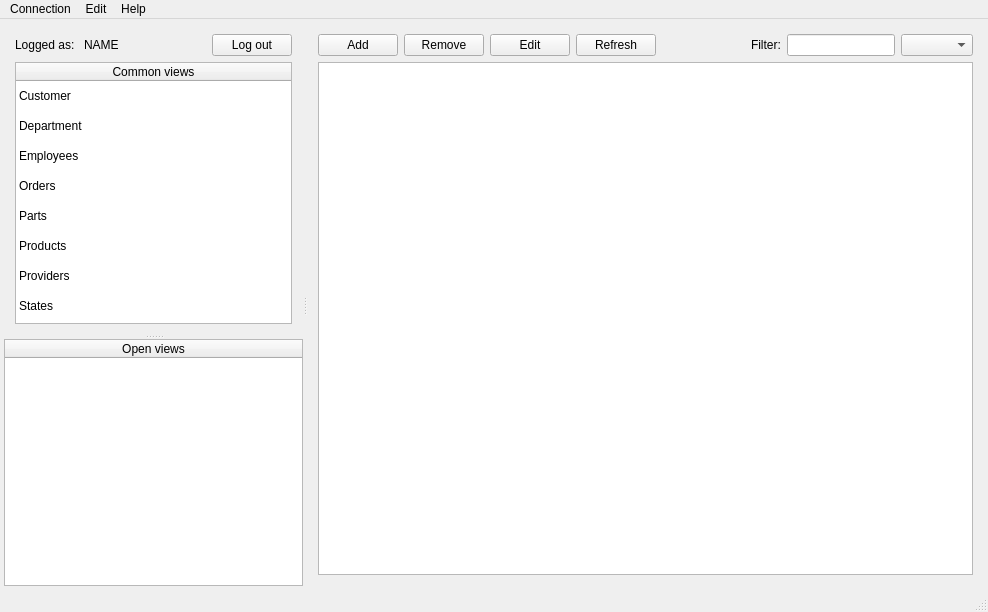
First picture: the form in dialogs/mainwindow.ui, repository Arquanite/KettleClient, before the edit.
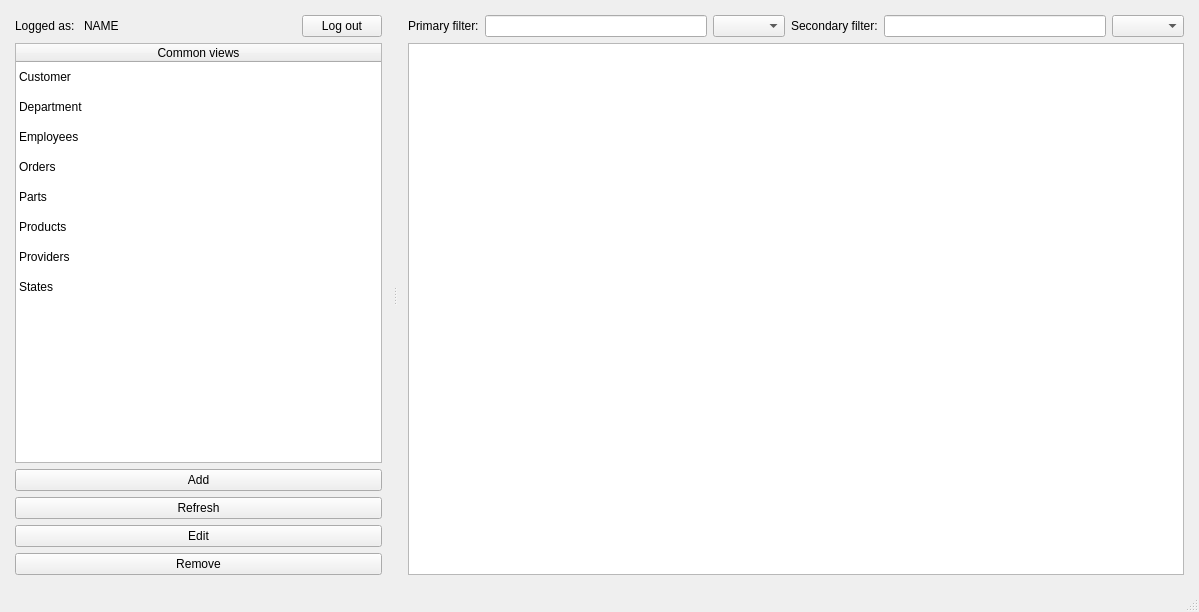
Second picture: the form after the edit.

What changed in the file:
```diff
--- a/dialogs/mainwindow.ui
+++ b/dialogs/mainwindow.ui
@@ -6,7 +6,7 @@
    <rect>
     <x>0</x>
     <y>0</y>
-    <width>988</width>
+    <width>1199</width>
     <height>612</height>
    </rect>
   </property>
@@ -198,74 +198,45 @@
            </item>
           </widget>
          </item>
+         <item>
+          <widget class="QPushButton" name="buttonAdd">
+           <property name="text">
+            <string>Add</string>
+           </property>
+          </widget>
+         </item>
+         <item>
+          <widget class="QPushButton" name="buttonRefresh">
+           <property name="text">
+            <string>Refresh</string>
+           </property>
+          </widget>
+         </item>
+         <item>
+          <widget class="QPushButton" name="buttonEdit">
+           <property name="text">
+            <string>Edit</string>
+           </property>
+          </widget>
+         </item>
+         <item>
+          <widget class="QPushButton" name="buttonRemove">
+           <property name="text">
+            <string>Remove</string>
+           </property>
+          </widget>
+         </item>
         </layout>
        </widget>
-       <widget class="QTableWidget" name="tableOpen">
-        <property name="selectionMode">
-         <enum>QAbstractItemView::SingleSelection</enum>
-        </property>
-        <property name="selectionBehavior">
-         <enum>QAbstractItemView::SelectRows</enum>
-        </property>
-        <attribute name="horizontalHeaderStretchLastSection">
-         <bool>true</bool>
-        </attribute>
-        <column>
-         <property name="text">
-          <string>Open views</string>
-         </property>
-        </column>
-       </widget>
       </widget>
       <widget class="QWidget" name="layoutWidget1">
        <layout class="QVBoxLayout" name="verticalLayout_3">
         <item>
          <layout class="QHBoxLayout" name="horizontalLayout">
-          <item>
-           <widget class="QPushButton" name="buttonAdd">
-            <property name="text">
-             <string>Add</string>
-            </property>
-           </widget>
-          </item>
-          <item>
-           <widget class="QPushButton" name="buttonRemove">
-            <property name="text">
-             <string>Remove</string>
-            </property>
-           </widget>
-          </item>
-          <item>
-           <widget class="QPushButton" name="buttonEdit">
-            <property name="text">
-             <string>Edit</string>
-            </property>
-           </widget>
-          </item>
-          <item>
-           <widget class="QPushButton" name="buttonRefresh">
-            <property name="text">
-             <string>Refresh</string>
-            </property>
-           </widget>
-          </item>
-          <item>
-           <spacer name="horizontalSpacer">
-            <property name="orientation">
-             <enum>Qt::Horizontal</enum>
-            </property>
-            <property name="sizeHint" stdset="0">
-             <size>
-              <width>40</width>
-              <height>20</height>
-             </size>
-            </property>
-           </spacer>
-          </item>
           <item>
            <widget class="QLabel" name="label_2">
             <property name="text">
-             <string>Filter:</string>
+             <string>Primary filter:</string>
             </property>
            </widget>
           </item>
@@ -275,6 +246,19 @@
           <item>
            <widget class="QComboBox" name="comboFilter"/>
           </item>
+          <item>
+           <widget class="QLabel" name="label">
+            <property name="text">
+             <string>Secondary filter:</string>
+            </property>
+           </widget>
+          </item>
+          <item>
+           <widget class="QLineEdit" name="lineEdit"/>
+          </item>
+          <item>
+           <widget class="QComboBox" name="comboBox"/>
+          </item>
          </layout>
         </item>
         <item>
@@ -297,40 +281,6 @@
    </layout>
   </widget>
   <widget class="QStatusBar" name="statusBar"/>
-  <widget class="QMenuBar" name="menuBar">
-   <property name="geometry">
-    <rect>
-     <x>0</x>
-     <y>0</y>
-     <width>988</width>
-     <height>27</height>
-    </rect>
-   </property>
-   <widget class="QMenu" name="menuConnection">
-    <property name="title">
-     <string>Connection</string>
-    </property>
-    <addaction name="actionLogin"/>
-    <addaction name="actionLogout"/>
-   </widget>
-   <widget class="QMenu" name="menuHelp">
-    <property name="title">
-     <string>Help</string>
-    </property>
-    <addaction name="actionAbout"/>
-   </widget>
-   <widget class="QMenu" name="menuEdit">
-    <property name="title">
-     <string>Edit</string>
-    </property>
-    <addaction name="actionAdd_new"/>
-    <addaction name="actionRemove_selected"/>
-    <addaction name="actionEdit_selected"/>
-   </widget>
-   <addaction name="menuConnection"/>
-   <addaction name="menuEdit"/>
-   <addaction name="menuHelp"/>
-  </widget>
   <action name="actionAbout">
    <property name="text">
     <string>About</string>
```
